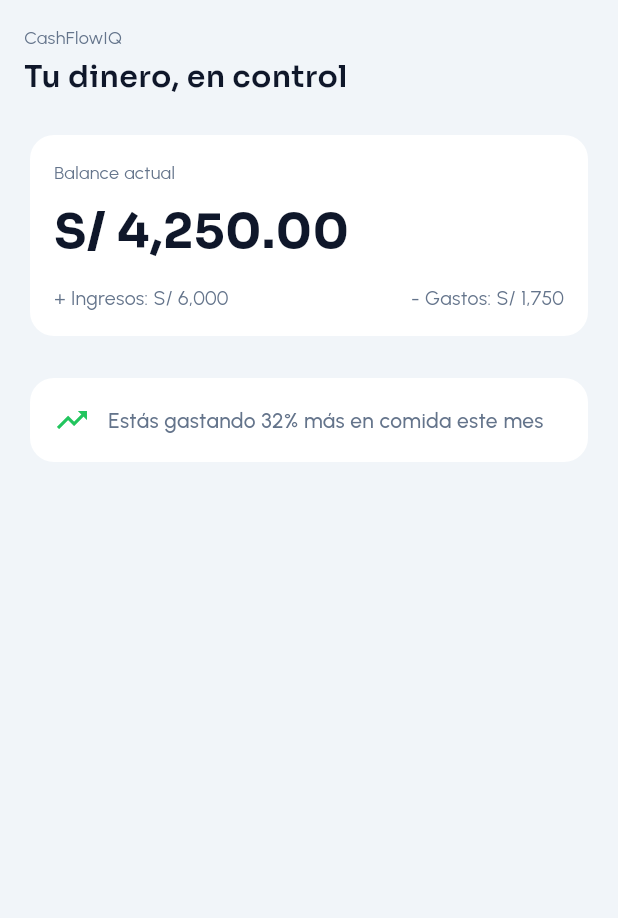
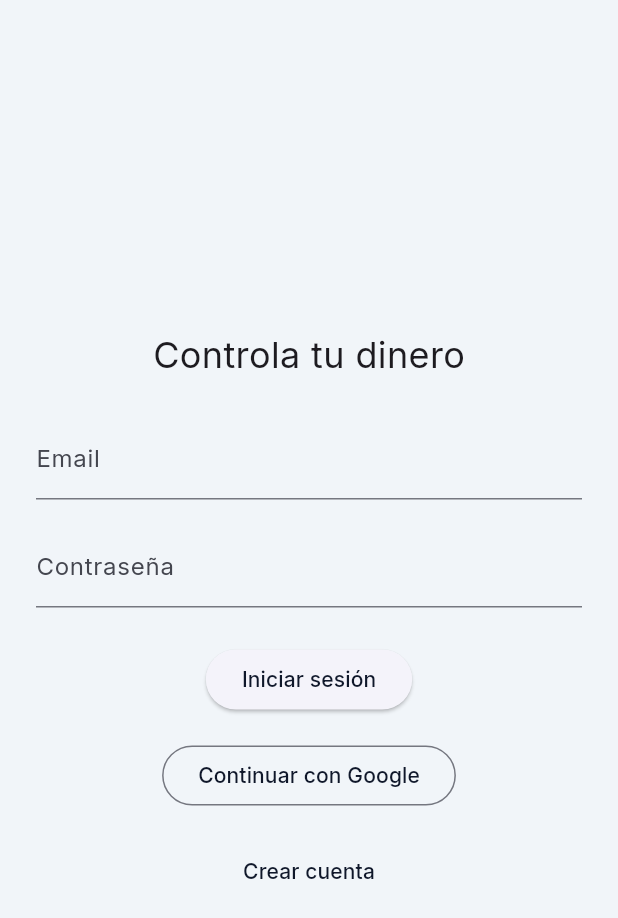
Before and after one commit to alechuertasfranco/cashflowiq, a Flutter app: the screen it shows after launch, on a phone screen of 412 x 824 dp. Shown: the top 918 px of the screen. Run offline on Flutter 3.47's test engine with Material 3 defaults, Android fonts, the phone set to English and light mode, and no system bars; our stand-ins replace firebase_auth, firebase_core, google_fonts, google_sign_in; accounts and stored records are empty.

Commit message:
feat: create basic auth views and connect to firebase

```diff
--- /dev/null
+++ b/lib/features/auth/presentation/auth_gate.dart
@@ -0,0 +1,27 @@
+import 'package:flutter/material.dart';
+import 'package:firebase_auth/firebase_auth.dart';
+
+import '../../dashboard/presentation/dashboard_screen.dart';
+import 'login_screen.dart';
+
+class AuthGate extends StatelessWidget {
+  const AuthGate({super.key});
+
+  @override
+  Widget build(BuildContext context) {
+    return StreamBuilder<User?>(
+      stream: FirebaseAuth.instance.authStateChanges(),
+      builder: (context, snapshot) {
+        if (snapshot.connectionState == ConnectionState.waiting) {
+          return const Scaffold(body: Center(child: CircularProgressIndicator()));
+        }
+
+        if (snapshot.hasData) {
+          return const DashboardScreen();
+        }
+
+        return const LoginScreen();
+      },
+    );
+  }
+}
--- /dev/null
+++ b/lib/features/auth/presentation/login_screen.dart
@@ -0,0 +1,85 @@
+import 'package:cashflowiq/features/auth/data/auth_service.dart';
+import 'package:flutter/material.dart';
+import 'register_screen.dart';
+
+class LoginScreen extends StatefulWidget {
+  const LoginScreen({super.key});
+
+  @override
+  State<LoginScreen> createState() => _LoginScreenState();
+}
+
+class _LoginScreenState extends State<LoginScreen> {
+  final _email = TextEditingController();
+  final _password = TextEditingController();
+  final _auth = AuthService();
+
+  bool loading = false;
+
+  Future<void> login() async {
+    setState(() => loading = true);
+
+    try {
+      await _auth.login(_email.text.trim(), _password.text.trim());
+    } catch (e) {
+      if (mounted) {
+        ScaffoldMessenger.of(context).showSnackBar(const SnackBar(content: Text('Error al iniciar sesión')));
+      }
+    }
+
+    setState(() => loading = false);
+  }
+
+  Future<void> loginGoogle() async {
+    try {
+      await _auth.loginWithGoogle();
+    } catch (e) {}
+  }
+
+  @override
+  Widget build(BuildContext context) {
+    return Scaffold(
+      body: Padding(
+        padding: const EdgeInsets.all(24),
+        child: Column(
+          mainAxisAlignment: MainAxisAlignment.center,
+          children: [
+            const Text("Controla tu dinero", style: TextStyle(fontSize: 24)),
+
+            const SizedBox(height: 24),
+
+            TextField(
+              controller: _email,
+              decoration: const InputDecoration(labelText: 'Email'),
+            ),
+
+            const SizedBox(height: 16),
+
+            TextField(
+              controller: _password,
+              obscureText: true,
+              decoration: const InputDecoration(labelText: 'Contraseña'),
+            ),
+
+            const SizedBox(height: 24),
+
+            ElevatedButton(onPressed: loading ? null : login, child: loading ? const CircularProgressIndicator() : const Text("Iniciar sesión")),
+
+            const SizedBox(height: 16),
+
+            OutlinedButton(onPressed: loginGoogle, child: const Text("Continuar con Google")),
+
+            const SizedBox(height: 16),
+
+            TextButton(
+              onPressed: () {
+                Navigator.push(context, MaterialPageRoute(builder: (_) => const RegisterScreen()));
+              },
+              child: const Text("Crear cuenta"),
+            ),
+          ],
+        ),
+      ),
+    );
+  }
+}
--- a/lib/main.dart
+++ b/lib/main.dart
@@ -1,8 +1,15 @@
+import 'package:cashflowiq/features/auth/presentation/auth_gate.dart';
 import 'package:flutter/material.dart';
+import 'package:firebase_core/firebase_core.dart';
+
+import 'firebase_options.dart';
 import 'core/theme/app_theme.dart';
-import 'features/dashboard/presentation/dashboard_screen.dart';
 
-void main() {
+void main() async {
+  WidgetsFlutterBinding.ensureInitialized();
+
+  await Firebase.initializeApp(options: DefaultFirebaseOptions.currentPlatform);
+
   runApp(const CashFlowIQApp());
 }
 
@@ -11,6 +18,6 @@ class CashFlowIQApp extends StatelessWidget {
 
   @override
   Widget build(BuildContext context) {
-    return MaterialApp(title: 'CashFlowIQ', debugShowCheckedModeBanner: false, theme: AppTheme.light, home: const DashboardScreen());
+    return MaterialApp(title: 'CashFlowIQ', debugShowCheckedModeBanner: false, theme: AppTheme.light, home: const AuthGate());
   }
 }
--- a/pubspec.yaml
+++ b/pubspec.yaml
@@ -30,7 +30,13 @@ environment:
 dependencies:
   flutter:
     sdk: flutter
+
   google_fonts: ^6.2.1
+
+  firebase_core: ^2.30.0
+  firebase_auth: ^4.19.0
+  cloud_firestore: ^4.17.0
+  google_sign_in: ^6.2.1
 
   # The following adds the Cupertino Icons font to your application.
   # Use with the CupertinoIcons class for iOS style icons.
```
Also changed, not shown: lib/features/auth/data/auth_service.dart (added, +64 -0 lines), lib/features/auth/presentation/register_screen.dart (added, +67 -0 lines), firebase.json (added), lib/firebase_options.dart (added), pubspec.lock, 6 other files.
